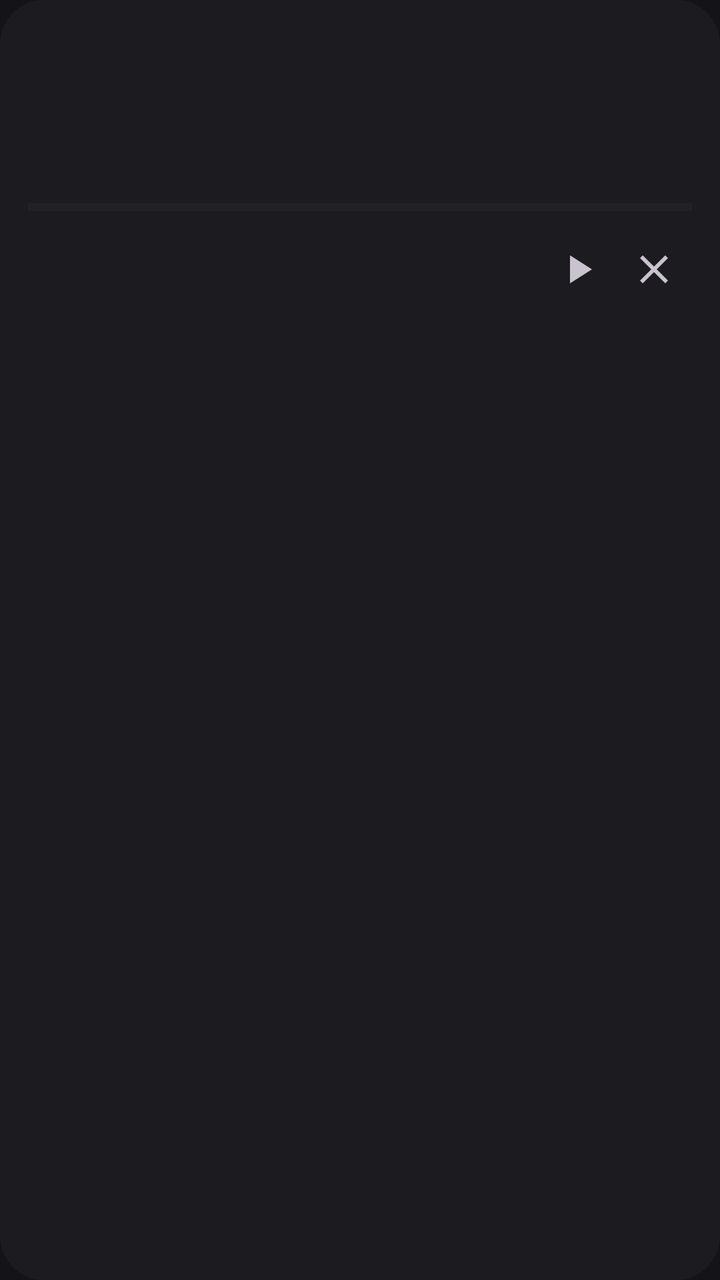
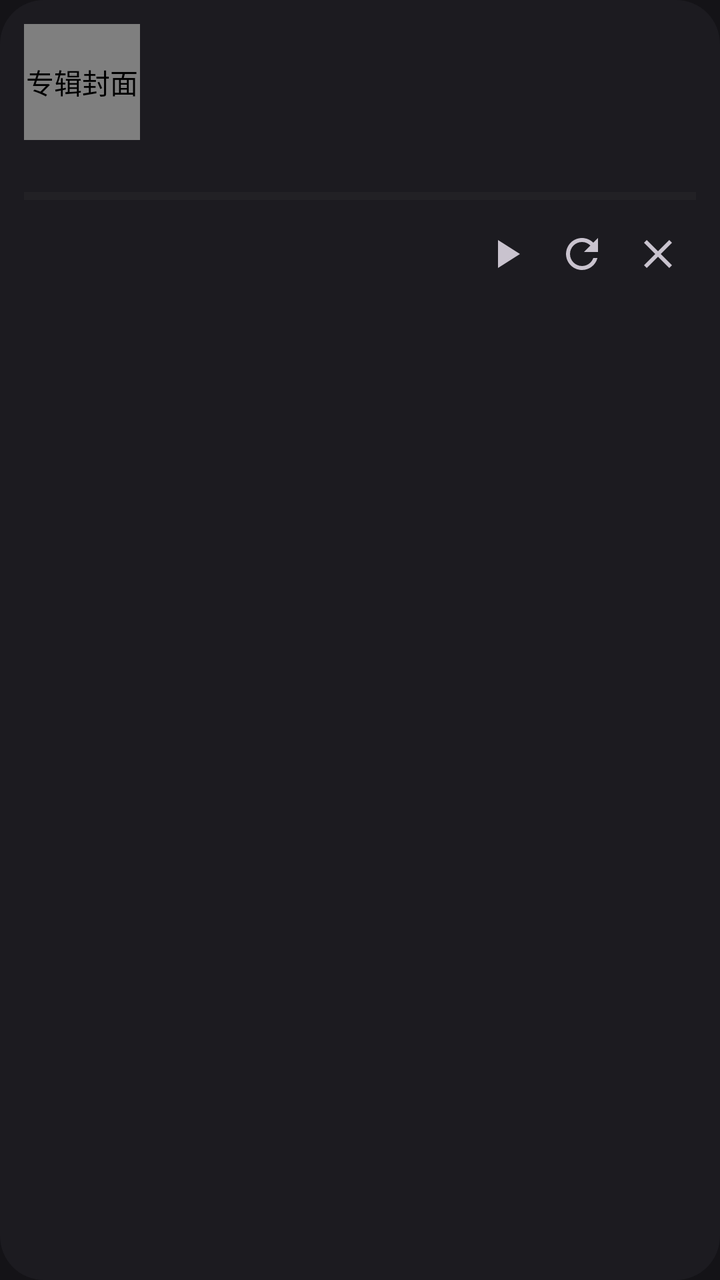

The first picture is an Android layout as it rendered before a commit; the second is the same layout after the commit. The layout source and the unified diff follow.
<!-- AndroidManifest.xml: application theme Theme.MusicBox -->
<!-- res/layout/item_download.xml -->
<?xml version="1.0" encoding="utf-8"?>
<LinearLayout xmlns:android="http://schemas.android.com/apk/res/android"
    android:layout_width="match_parent"
    android:layout_height="wrap_content"
    android:layout_marginBottom="10dp"
    android:background="@drawable/bg_card"
    android:orientation="vertical"
    android:padding="14dp">

    <LinearLayout
        android:layout_width="match_parent"
        android:layout_height="wrap_content"
        android:gravity="center_vertical"
        android:orientation="horizontal">

        <TextView
            android:id="@+id/tvName"
            android:layout_width="0dp"
            android:layout_height="wrap_content"
            android:layout_weight="1"
            android:ellipsize="end"
            android:maxLines="1"
            android:textColor="@color/text_primary"
            android:textSize="15sp"
            android:text="" />

        <TextView
            android:id="@+id/tvPercent"
            android:layout_width="wrap_content"
            android:layout_height="wrap_content"
            android:textColor="@color/primary"
            android:textSize="12sp"
            android:text="" />
    </LinearLayout>

    <TextView
        android:id="@+id/tvMeta"
        android:layout_width="wrap_content"
        android:layout_height="wrap_content"
        android:layout_marginTop="3dp"
        android:ellipsize="end"
        android:maxLines="1"
        android:textColor="@color/text_secondary"
        android:textSize="12sp"
        android:text="" />

    <TextView
        android:id="@+id/tvQuality"
        android:layout_width="wrap_content"
        android:layout_height="wrap_content"
        android:layout_marginTop="2dp"
        android:text=""
        android:textColor="@color/primary"
        android:textSize="11sp" />

    <TextView
        android:id="@+id/tvStatus"
        android:layout_width="wrap_content"
        android:layout_height="wrap_content"
        android:layout_marginTop="3dp"
        android:maxLines="2"
        android:textColor="@color/text_secondary"
        android:textSize="12sp"
        android:text="" />

    <ProgressBar
        android:id="@+id/progressBar"
        style="?android:attr/progressBarStyleHorizontal"
        android:layout_width="match_parent"
        android:layout_height="wrap_content"
        android:layout_marginTop="6dp"
        android:max="1000"
        android:progressBackgroundTint="#333333"
        android:progressTint="@color/primary" />

    <LinearLayout
        android:layout_width="match_parent"
        android:layout_height="wrap_content"
        android:layout_marginTop="4dp"
        android:gravity="end"
        android:orientation="horizontal">

        <ImageButton
            android:id="@+id/btnItemPlay"
            android:layout_width="38dp"
            android:layout_height="38dp"
            android:background="?attr/selectableItemBackgroundBorderless"
            android:contentDescription="播放"
            android:src="@drawable/ic_play_small" />

        <ImageButton
            android:id="@+id/btnItemDelete"
            android:layout_width="38dp"
            android:layout_height="38dp"
            android:background="?attr/selectableItemBackgroundBorderless"
            android:contentDescription="取消/删除"
            android:src="@drawable/ic_close" />
    </LinearLayout>
</LinearLayout>
<!-- resources referenced by this layout -->
<resources>
  <color name="primary">#E8352C</color>
  <color name="text_primary">#F1EDF3</color>
  <color name="text_secondary">#BEB8C4</color>
  <!-- drawable bg_card (drawable) -->
  <?xml version="1.0" encoding="utf-8"?>
  <shape xmlns:android="http://schemas.android.com/apk/res/android" android:shape="rectangle">
      <solid android:color="@color/surface" />
      <corners android:radius="22dp" />
  </shape>
  <!-- drawable ic_close (drawable) -->
  <?xml version="1.0" encoding="utf-8"?>
  <vector xmlns:android="http://schemas.android.com/apk/res/android"
      android:width="24dp" android:height="24dp" android:viewportWidth="24" android:viewportHeight="24">
      <path android:fillColor="#C9C3CE"
          android:pathData="M19,6.41L17.59,5 12,10.59 6.41,5 5,6.41 10.59,12 5,17.59 6.41,19 12,13.41 17.59,19 19,17.59 13.41,12z" />
  </vector>
  <!-- drawable ic_play_small (drawable) -->
  <?xml version="1.0" encoding="utf-8"?>
  <vector xmlns:android="http://schemas.android.com/apk/res/android"
      android:width="24dp" android:height="24dp" android:viewportWidth="24" android:viewportHeight="24">
      <path android:fillColor="#C9C3CE" android:pathData="M8,5v14l11,-7z" />
  </vector>
  <style name="Theme.MusicBox" parent="Theme.Material3.DayNight.NoActionBar">
          <item name="colorPrimary">@color/primary</item>
          <item name="colorOnPrimary">@color/on_primary</item>
          <item name="colorSurface">@color/surface</item>
          <item name="colorOnSurface">@color/text_primary</item>
          <item name="colorOutline">@color/outline</item>
          <item name="android:statusBarColor">@color/bg</item>
          <item name="android:navigationBarColor">@color/bg</item>
          <item name="android:windowBackground">@color/bg</item>
      </style>
  <color name="surface">#1C1B20</color>
  <color name="on_primary">#FFFFFF</color>
  <color name="outline">#57525C</color>
  <color name="bg">#141317</color>
</resources>

<!-- the commit's change to res/layout/item_download.xml (unified diff, before → after) -->
@@ -5,63 +5,79 @@
     android:layout_marginBottom="10dp"
     android:background="@drawable/bg_card"
     android:orientation="vertical"
-    android:padding="14dp">
+    android:padding="12dp">
 
     <LinearLayout
         android:layout_width="match_parent"
         android:layout_height="wrap_content"
-        android:gravity="center_vertical"
         android:orientation="horizontal">
 
-        <TextView
-            android:id="@+id/tvName"
+        <com.zhaoguanghao.earbugmusic.ui.RoundImageView
+            android:id="@+id/ivDlCover"
+            android:layout_width="58dp"
+            android:layout_height="58dp"
+            android:background="@drawable/bg_cover"
+            android:scaleType="centerCrop"
+            android:src="@drawable/ic_cover_placeholder"
+            android:contentDescription="专辑封面" />
+
+        <LinearLayout
             android:layout_width="0dp"
             android:layout_height="wrap_content"
+            android:layout_marginStart="12dp"
             android:layout_weight="1"
-            android:ellipsize="end"
-            android:maxLines="1"
-            android:textColor="@color/text_primary"
-            android:textSize="15sp"
-            android:text="" />
+            android:orientation="vertical">
+
+            <TextView
+                android:id="@+id/tvName"
+                android:layout_width="match_parent"
+                android:layout_height="wrap_content"
+                android:ellipsize="end"
+                android:maxLines="1"
+                android:text=""
+                android:textColor="@color/text_primary"
+                android:textSize="15sp" />
+
+            <TextView
+                android:id="@+id/tvMeta"
+                android:layout_width="match_parent"
+                android:layout_height="wrap_content"
+                android:layout_marginTop="2dp"
+                android:ellipsize="end"
+                android:maxLines="1"
+                android:text=""
+                android:textColor="@color/text_secondary"
+                android:textSize="12sp" />
+
+            <TextView
+                android:id="@+id/tvQuality"
+                android:layout_width="wrap_content"
+                android:layout_height="wrap_content"
+                android:layout_marginTop="2dp"
+                android:text=""
+                android:textColor="@color/primary"
+                android:textSize="11sp" />
+
+            <TextView
+                android:id="@+id/tvStatus"
+                android:layout_width="match_parent"
+                android:layout_height="wrap_content"
+                android:layout_marginTop="2dp"
+                android:maxLines="2"
+                android:text=""
+                android:textColor="@color/text_secondary"
+                android:textSize="11sp" />
+        </LinearLayout>
 
         <TextView
             android:id="@+id/tvPercent"
             android:layout_width="wrap_content"
             android:layout_height="wrap_content"
+            android:layout_gravity="top"
+            android:text=""
             android:textColor="@color/primary"
-            android:textSize="12sp"
-            android:text="" />
+            android:textSize="12sp" />
     </LinearLayout>
-
-    <TextView
-        android:id="@+id/tvMeta"
-        android:layout_width="wrap_content"
-        android:layout_height="wrap_content"
-        android:layout_marginTop="3dp"
-        android:ellipsize="end"
-        android:maxLines="1"
-        android:textColor="@color/text_secondary"
-        android:textSize="12sp"
-        android:text="" />
-
-    <TextView
-        android:id="@+id/tvQuality"
-        android:layout_width="wrap_content"
-        android:layout_height="wrap_content"
-        android:layout_marginTop="2dp"
-        android:text=""
-        android:textColor="@color/primary"
-        android:textSize="11sp" />
-
-    <TextView
-        android:id="@+id/tvStatus"
-        android:layout_width="wrap_content"
-        android:layout_height="wrap_content"
-        android:layout_marginTop="3dp"
-        android:maxLines="2"
-        android:textColor="@color/text_secondary"
-        android:textSize="12sp"
-        android:text="" />
 
     <ProgressBar
         android:id="@+id/progressBar"
@@ -76,7 +92,7 @@
     <LinearLayout
         android:layout_width="match_parent"
         android:layout_height="wrap_content"
-        android:layout_marginTop="4dp"
+        android:layout_marginTop="2dp"
         android:gravity="end"
         android:orientation="horizontal">
 
@@ -89,6 +105,14 @@
             android:src="@drawable/ic_play_small" />
 
         <ImageButton
+            android:id="@+id/btnItemRetry"
+            android:layout_width="38dp"
+            android:layout_height="38dp"
+            android:background="?attr/selectableItemBackgroundBorderless"
+            android:contentDescription="重试"
+            android:src="@drawable/ic_refresh" />
+
+        <ImageButton
             android:id="@+id/btnItemDelete"
             android:layout_width="38dp"
             android:layout_height="38dp"
<!-- resource entries referenced after the edit -->
@@ -9,6 +9,12 @@
       <solid android:color="@color/surface" />
       <corners android:radius="22dp" />
   </shape>
+  <!-- drawable bg_cover (drawable) -->
+  <?xml version="1.0" encoding="utf-8"?>
+  <shape xmlns:android="http://schemas.android.com/apk/res/android" android:shape="rectangle">
+      <solid android:color="@color/surface_variant" />
+      <corners android:radius="14dp" />
+  </shape>
   <!-- drawable ic_close (drawable) -->
   <?xml version="1.0" encoding="utf-8"?>
   <vector xmlns:android="http://schemas.android.com/apk/res/android"
@@ -16,11 +22,31 @@
       <path android:fillColor="#C9C3CE"
           android:pathData="M19,6.41L17.59,5 12,10.59 6.41,5 5,6.41 10.59,12 5,17.59 6.41,19 12,13.41 17.59,19 19,17.59 13.41,12z" />
   </vector>
+  <!-- drawable ic_cover_placeholder (drawable) -->
+  <?xml version="1.0" encoding="utf-8"?>
+  <vector xmlns:android="http://schemas.android.com/apk/res/android"
+      android:width="56dp"
+      android:height="56dp"
+      android:viewportWidth="56"
+      android:viewportHeight="56">
+      <path
+          android:fillColor="#2A2A2A"
+          android:pathData="M0,0h56v56h-56z" />
+      <path
+          android:fillColor="#888888"
+          android:pathData="M19,16v17.4c-1.2,-0.7 -2.6,-1.1 -4.1,-1.1c-4,0 -7.2,3.2 -7.2,7.2s3.2,7.2 7.2,7.2s7.2,-3.2 7.2,-7.2V23h12v-7z" />
+  </vector>
   <!-- drawable ic_play_small (drawable) -->
   <?xml version="1.0" encoding="utf-8"?>
   <vector xmlns:android="http://schemas.android.com/apk/res/android"
       android:width="24dp" android:height="24dp" android:viewportWidth="24" android:viewportHeight="24">
       <path android:fillColor="#C9C3CE" android:pathData="M8,5v14l11,-7z" />
+  </vector>
+  <!-- drawable ic_refresh (drawable) -->
+  <?xml version="1.0" encoding="utf-8"?>
+  <vector xmlns:android="http://schemas.android.com/apk/res/android"
+      android:width="24dp" android:height="24dp" android:viewportWidth="24" android:viewportHeight="24">
+      <path android:fillColor="#C9C3CE" android:pathData="M17.65,6.35C16.2,4.9 14.21,4 12,4c-4.42,0 -7.99,3.58 -7.99,8s3.57,8 7.99,8c3.73,0 6.84,-2.55 7.73,-6h-2.08c-0.82,2.33 -3.04,4 -5.65,4 -3.31,0 -6,-2.69 -6,-6s2.69,-6 6,-6c1.66,0 3.14,0.69 4.22,1.78L13,11h7V4l-2.35,2.35z" />
   </vector>
   <style name="Theme.MusicBox" parent="Theme.Material3.DayNight.NoActionBar">
           <item name="colorPrimary">@color/primary</item>
@@ -33,6 +59,7 @@
           <item name="android:windowBackground">@color/bg</item>
       </style>
   <color name="surface">#1C1B20</color>
+  <color name="surface_variant">#2A282E</color>
   <color name="on_primary">#FFFFFF</color>
   <color name="outline">#57525C</color>
   <color name="bg">#141317</color>
